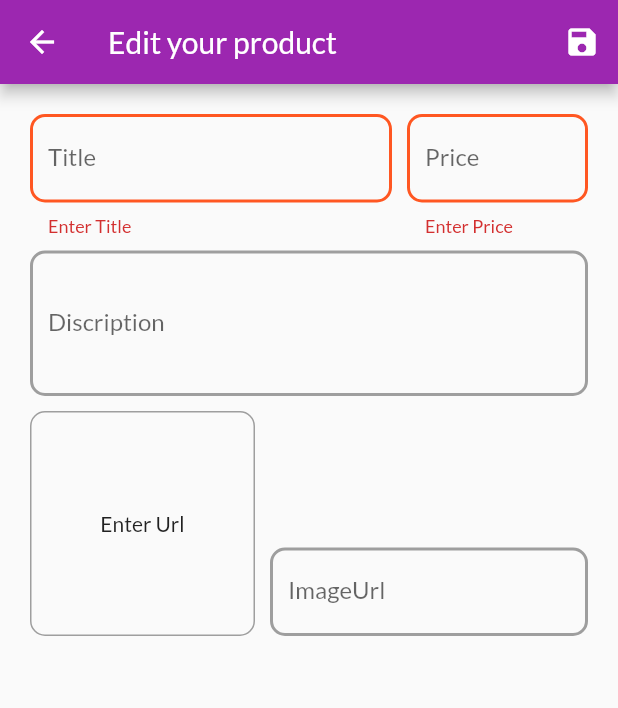
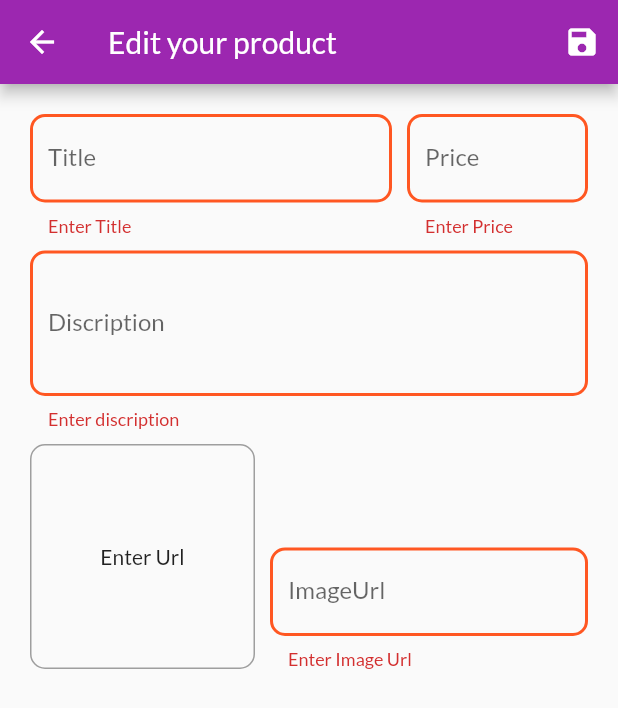
Before and after one commit to Khawajafakhar/ShopApp, a Flutter app: the ProductEditScreen screen opened by its route, after a tap on the "save" icon, on a phone screen of 412 x 824 dp. Shown: the top 708 px of the screen. Run offline on Flutter 3.47's test engine with Material 2 defaults, Android fonts, the phone set to English and light mode, and no system bars; network calls fail.

Commit message:
Form validation completed

```diff
--- a/lib/screens/product_edit_screen.dart
+++ b/lib/screens/product_edit_screen.dart
@@ -19,16 +19,16 @@ class _ProductEditScreenState extends State<ProductEditScreen> {
 
   void _onSave() {
     var isValid = _form.currentState!.validate();
-   if(!isValid){
+    if (!isValid) {
       return;
     }
 
     _form.currentState!.save();
-     print(_editedProduct.id);
-     print(_editedProduct.title);
-     print(_editedProduct.price);
-     print(_editedProduct.description);
-     print(_editedProduct.imageUrl);
+    // print(_editedProduct.id);
+    // print(_editedProduct.title);
+    // print(_editedProduct.price);
+    // print(_editedProduct.description);
+    // print(_editedProduct.imageUrl);
   }
 
   @override
@@ -65,9 +65,10 @@ class _ProductEditScreenState extends State<ProductEditScreen> {
                                   description: _editedProduct.description,
                                   price: _editedProduct.price,
                                   title: value,
-                            );},
-                            validate: (val){
-                              if(val!.isEmpty){
+                                );
+                              },
+                              validate: (val) {
+                                if (val!.isEmpty) {
                                   return 'Enter Title';
                                 }
                                 return null;
@@ -86,20 +87,22 @@ class _ProductEditScreenState extends State<ProductEditScreen> {
                                 id: _editedProduct.id,
                                 imageUrl: _editedProduct.imageUrl,
                                 description: _editedProduct.description,
-                              price: double.tryParse(value!),
+                                price: double.parse(value!),
                                 title: _editedProduct.title,
-                            );},
-                            validate: (val){
-                              if(val!.isEmpty){
+                              );
+                            },
+                            validate: (val) {
+                              if (val!.isEmpty) {
                                 return 'Enter Price';
-                              }else if (double.tryParse(val)==false){
+                              } else if (double.tryParse(val) == null) {
                                 return 'Only Integers';
-                              }else if(double.parse(val)<=0){
+                              } else if (double.parse(val) <= 0) {
                                 return 'Not Valid';
                               }
                               return null;
                             },
-                        ),)
+                          ),
+                        )
                       ],
                     ),
                     const SizedBox(
@@ -109,7 +112,6 @@ class _ProductEditScreenState extends State<ProductEditScreen> {
                       label: 'Discription',
                       keyboardType: TextInputType.multiline,
                       maxLines: 3,
-
                       onSaved: (value) {
                         _editedProduct = Product(
                           id: _editedProduct.id,
@@ -118,7 +120,15 @@ class _ProductEditScreenState extends State<ProductEditScreen> {
                           price: _editedProduct.price,
                           title: _editedProduct.title,
                         );
+                      },
+                      validate: (val) {
+                        if (val!.isEmpty) {
+                          return 'Enter discription';
+                        } else if (val.length < 10) {
+                          return 'Add more Discription';
                         }
+                        return null;
+                      },
                     ),
                     const SizedBox(
                       height: 10,
@@ -167,6 +177,17 @@ class _ProductEditScreenState extends State<ProductEditScreen> {
                               title: _editedProduct.title,
                             );
                           },
+                          validate: (val) {
+                            if (val!.isEmpty) {
+                              return 'Enter Image Url';
+                            } else if (!val.startsWith('http') &&
+                                !val.startsWith('https')) {
+                                  return 'Enter valid Url';
+                                }else if(!val.endsWith('.jpg')&&!val.endsWith('.jpg')&&!val.endsWith('.jpg')){
+                                  return 'Invalid Url';
+                                }
+                                return null;
+                          },
                         ),
                       ),
                     ])
```
Lines whose indentation alone changed are shown as unchanged.
